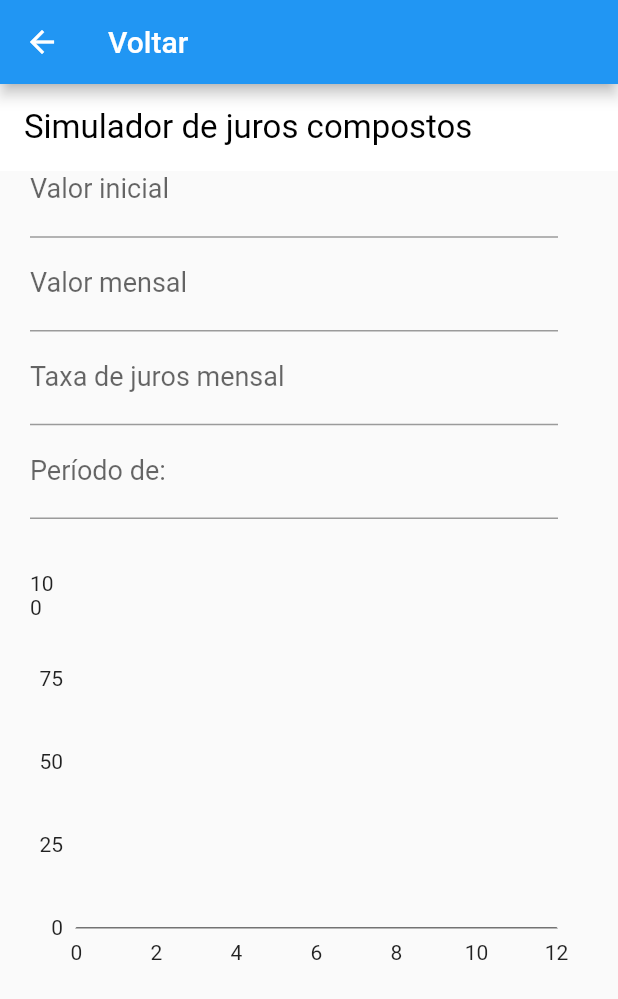
After one commit to SamuelFinatto/fin.educacao.financeira_test, a Flutter app: the JurosCompostos screen opened directly, on a phone screen of 412 x 824 dp. The commit adds this screen. Shown: the top 999 px of the screen. Run offline on Flutter 3.47's test engine with Material 2 defaults, Android fonts, the phone set to English and light mode, and no system bars; drawn by our look-alikes of fl_chart; our stand-ins replace firebase_auth, firebase_core, google_sign_in; accounts and stored records are empty.

Commit message:
Login anônimo e login com Google funcional. Simulador de juros compostos funcional e acessível pela tela inicial e pela barra lateral esquerda.

```diff
--- /dev/null
+++ b/lib/juros_compostos.dart
@@ -0,0 +1,383 @@
+import 'dart:math';
+
+import 'package:flutter/material.dart';
+import 'package:flutter/services.dart';
+import 'package:intl/intl.dart';
+import 'package:fl_chart/fl_chart.dart';
+
+class JurosCompostos extends StatefulWidget {
+  @override
+  _JurosCompostosState createState() => _JurosCompostosState();
+}
+
+class _JurosCompostosState extends State<JurosCompostos> {
+  final TextEditingController _controller1 = TextEditingController();
+  final TextEditingController _controller2 = TextEditingController();
+  final TextEditingController _controller3 = TextEditingController();
+  final TextEditingController _controller4 = TextEditingController();
+
+  final NumberFormat _currencyFormat = NumberFormat.currency(locale: 'pt_BR', symbol: 'R\$');
+
+  String formatCurrency(String value) {
+    final cleanValue = value.replaceAll(RegExp(r'[^\d]'), '');
+    return _currencyFormat.format(double.parse(cleanValue) / 100);
+  }
+
+  String formatPercentage(String value) {
+    final cleanValue = value.replaceAll(RegExp(r'[^\d]'), '');
+    final parsedValue = double.parse(cleanValue) / 100;
+    return '%${parsedValue.clamp(0, 100).toStringAsFixed(2)}';
+  }
+
+  String formatInteger(String value) {
+    final cleanValue = value.replaceAll(RegExp(r'[^\d]'), '');
+    return '${int.parse(cleanValue).clamp(0, 99)}';
+  }
+
+  double calculateCompoundInterest(double principal, double rate, int time) {
+    return principal * pow((1 + rate), time);
+  }
+
+  double calculateFinalCompoundInterest(double principal, double rate, int time, double monthlyAddition) {
+    int n = 12; // Juros compostos mensais (considerando 12 meses por ano)
+    double amount = principal;
+    if (rate != 0) {
+      rate = rate / 100; // Convertendo a taxa percentual para decimal
+      for (int i = 0; i < time*12; i++) {
+        //print('$amount');
+        amount = amount * (1 + rate/100); // Aplica juros no montante atual
+        amount += monthlyAddition; // Adiciona o valor do aporte mensal
+      }
+    } else {
+      // Calcula o montante apenas com adições mensais ao principal (sem juros)
+      amount = principal + (monthlyAddition * time*12);
+    }
+    return amount;
+  }
+
+  @override
+  Widget build(BuildContext context) {
+    double valorIntervaloGrafico = 20000;
+    double intervaloHorizontal = 1;
+    double valorMinY = 0;
+    double valorMaxY = (calculateFinalCompoundInterest(_controller1.text.isEmpty ? 0 : double.parse(_controller1.text.replaceAll('.', '').replaceAll(',', '.').replaceAll('R\$', '')),
+        _controller3.text.isEmpty ? 0 : double.parse(_controller3.text.replaceAll('.', '').replaceAll(',', '.').replaceAll('%', '')),
+        _controller4.text.isEmpty ? 0 : int.parse(_controller4.text),
+        _controller2.text.isEmpty ? 0 : double.parse(_controller2.text.replaceAll('.', '').replaceAll(',', '.').replaceAll('R\$', '')))
+        );
+    String valorPeriodo = _controller4.text.isEmpty ? '1' : _controller4.text;
+
+    if (valorMaxY == null || valorMaxY == 0.0) {
+      valorMaxY = 100.0;
+    }
+
+    if(valorMaxY <= 20000) {
+      valorIntervaloGrafico = 100;
+    }
+
+
+    intervaloHorizontal = (((valorMaxY + valorMaxY/10) ~/ valorIntervaloGrafico) * valorIntervaloGrafico);
+    if(intervaloHorizontal == null || intervaloHorizontal == 0){
+      intervaloHorizontal = 1;
+    }
+    // print('valorMaxY $valorMaxY');
+    // print('teste $intervaloHorizontal');
+    return Scaffold(
+      appBar: AppBar(
+        title: const Text('Voltar'),
+      ),
+      body: Stack(
+        children: <Widget>[
+          Positioned(
+            top: 0,
+            left: 0,
+            right: 0,
+            child: Container(
+              color: Colors.white, // Cor de fundo do texto
+              padding: const EdgeInsets.all(16.0),
+              child: const Text(
+                'Simulador de juros compostos',
+                style: TextStyle(
+                  fontSize: 22.0,
+                  color: Colors.black,
+                ),
+              ),
+            ),
+          ),
+          // Aqui pode adicionar o restante do conteúdo abaixo do texto
+          Positioned(
+            top: 20, // Altura abaixo do texto principal
+            left: 0,
+            right: 20,
+            child: Container(
+              padding: const EdgeInsets.all(20.0),
+              child: Column(
+                crossAxisAlignment: CrossAxisAlignment.stretch,
+                children: [
+                  TextFormField(
+                    controller: _controller1,
+                    keyboardType: TextInputType.number,
+                    inputFormatters: <TextInputFormatter>[
+                      FilteringTextInputFormatter.digitsOnly,
+                      LengthLimitingTextInputFormatter(12),
+                    ],
+                    decoration: const InputDecoration(
+                      labelText: 'Valor inicial',
+                    ),
+                    style: const TextStyle(fontSize: 18),
+                    onChanged: (value) {
+                      final formatted = formatCurrency(value);
+                      final newCursorPosition = formatted.length;
+                      setState(() {
+                        _controller1.value = TextEditingValue(
+                          text: formatted,
+                          selection: TextSelection.collapsed(offset: newCursorPosition < 0 ? 0 : newCursorPosition),
+                        );
+                      });
+                    },
+                  ),
+                  TextFormField(
+                    controller: _controller2,
+                    keyboardType: TextInputType.number,
+                    inputFormatters: <TextInputFormatter>[
+                      FilteringTextInputFormatter.digitsOnly,
+                      LengthLimitingTextInputFormatter(12),
+                    ],
+                    decoration: const InputDecoration(
+                      labelText: 'Valor mensal',
+                    ),
+                    style: const TextStyle(fontSize: 18),
+                    onChanged: (value) {
+                      final formatted = formatCurrency(value);
+                      final newCursorPosition = formatted.length;
+                      setState(() {
+                        _controller2.value = TextEditingValue(
+                          text: formatted,
+                          selection: TextSelection.collapsed(offset: newCursorPosition < 0 ? 0 : newCursorPosition),
+                        );
+                      });
+                    },
+                  ),
+                  TextFormField(
+                    controller: _controller3,
+                    keyboardType: TextInputType.number,
+                    inputFormatters: <TextInputFormatter>[
+                      FilteringTextInputFormatter.digitsOnly,
+                      LengthLimitingTextInputFormatter(12),
+                    ],
+                    decoration: const InputDecoration(
+                      labelText: 'Taxa de juros mensal',
+                    ),
+                    style: const TextStyle(fontSize: 18),
+                    onChanged: (value) {
+                      final formatted = formatPercentage(value);
+                      final newCursorPosition = formatted.length;
+                      setState(() {
+                        _controller3.value = TextEditingValue(
+                          text: formatted,
+                          selection: TextSelection.collapsed(offset: newCursorPosition < 0 ? 0 : newCursorPosition),
+                        );
+                      });
+                    },
+                  ),
+                  TextFormField(
+                    controller: _controller4,
+                    keyboardType: TextInputType.number,
+                    inputFormatters: <TextInputFormatter>[
+                      FilteringTextInputFormatter.digitsOnly,
+                      LengthLimitingTextInputFormatter(2),
+                    ],
+                    decoration: const InputDecoration(
+                      labelText: 'Período de:',
+                    ),
+                    style: const TextStyle(fontSize: 18),
+                    onChanged: (value) {
+                      if (value.isNotEmpty && int.parse(value) == 0) {
+                        setState(() {
+                          _controller4.text = ''; // Limpa o campo se zero for digitado
+                        });
+                      } else {
+                        final formatted = formatInteger(value);
+                        final newCursorPosition = formatted.length;
+                        setState(() {
+                          _controller4.value = TextEditingValue(
+                            text: formatted,
+                            selection: TextSelection.collapsed(offset: newCursorPosition),
+                          );
+                        });
+                      }
+                    },
+                  ),
+                  Padding(
+                    padding: const EdgeInsets.only(top: 50.0), // Altere o valor para ajustar a posição
+                    child: SizedBox(
+                      height: 250,
+                      child: LineChart(
+                        LineChartData(
+                          minX: 0,
+                          maxX: double.parse(valorPeriodo)*12,
+                          minY: 0,
+                          maxY: ((valorMaxY + valorMaxY/10) ~/ valorIntervaloGrafico) * valorIntervaloGrafico,
+                          lineBarsData: [
+                            lineChartBarData1_1,
+                            lineChartBarData1_2,
+                            lineChartBarData1_3
+                          ],
+                          borderData: FlBorderData(border: const Border(
+                            bottom: BorderSide(color: Colors.black54, width: 1),
+                            left: BorderSide(color: Colors.transparent),
+                            right: BorderSide(color: Colors.transparent),
+                            top: BorderSide(color: Colors.transparent))
+                          ),
+                          titlesData: FlTitlesData(
+                              rightTitles: const AxisTitles(sideTitles: SideTitles(showTitles: false)),
+                              topTitles: const AxisTitles(sideTitles: SideTitles(showTitles: false)),
+                              leftTitles: AxisTitles(sideTitles: SideTitles(
+                                  showTitles: true,
+                                  reservedSize: 10*(((valorMaxY / 100).ceil() * 100).toString()).length.toDouble(),
+                                  interval: 5+((valorMaxY + valorMaxY/10) ~/ valorIntervaloGrafico) * valorIntervaloGrafico/5
+                              )),
+                              bottomTitles: AxisTitles(sideTitles: SideTitles(
+                                showTitles: true,
+                                reservedSize: 27,
+                                interval: (double.parse(valorPeriodo)*12)/6
+                              )),
+                          ),
+                          gridData: FlGridData(
+                            show: true,
+                            drawVerticalLine: false,
+                            horizontalInterval: intervaloHorizontal,
+                            verticalInterval: 1,
+                            getDrawingHorizontalLine: (value) {
+                              return const FlLine(
+                                color: Colors.black26,
+                                strokeWidth: 1,
+                              );
+                            },
+                            getDrawingVerticalLine: (value) {
+                              return const FlLine(
+                                color: Colors.black54,
+                                strokeWidth: 1,
+                              );
+                            },
+                          ),
+                        ),
+                      ),
+                    ),
+                  ),
+                ],
+              ),
+            ),
+          ),
+        ],
+      ),
+    );
+  }
+
+  LineChartBarData get lineChartBarData1_1 => LineChartBarData(
+    isCurved: true,
+    color: Colors.lightBlue,
+    barWidth: 3,
+    isStrokeCapRound: true,
+    dotData: const FlDotData(show: false),
+    belowBarData: BarAreaData(show: false),
+    spots: _calculateSpotsDinheiroAcumulado(_controller3.text.isEmpty ? 0.0 : (double.parse(_controller3.text.replaceAll('%', '')))/100),
+  );
+
+  LineChartBarData get lineChartBarData1_2 => LineChartBarData(
+    isCurved: true,
+    color: Colors.orange,
+    barWidth: 3,
+    isStrokeCapRound: true,
+    dotData: const FlDotData(show: false),
+    belowBarData: BarAreaData(show: false),
+    spots: _calculateSpotsTotalJuros(_controller3.text.isEmpty ? 0.0 : (double.parse(_controller3.text.replaceAll('%', '')))/100),
+  );
+
+  LineChartBarData get lineChartBarData1_3 => LineChartBarData(
+    isCurved: true,
+    color: Colors.red,
+    barWidth: 3,
+    isStrokeCapRound: true,
+    dotData: const FlDotData(show: false),
+    belowBarData: BarAreaData(show: false),
+    spots: _calculateSpotsDinheiroInvestido(_controller3.text.isEmpty ? 0.0 : (double.parse(_controller3.text.replaceAll('%', '')))/100),
+  );
+
+  List<FlSpot> _calculateSpotsTotalJuros(double rate) {
+    final principal = 0.0;
+    final List<FlSpot> spots = [];
+    double valorInvestidoInicial = double.tryParse(_controller1.text.replaceAll('.', '').replaceAll(',', '.').replaceAll('R\$', '')) ?? 0.0;
+    double valorInvestidoMensal = double.tryParse(_controller2.text.replaceAll('.', '').replaceAll(',', '.').replaceAll('R\$', '')) ?? 0.0;
+    double interest = valorInvestidoInicial; // Inicialize o interesse como 0.0
+    double totalJuros = 0.0;
+    double tempoMeses = _controller4.text.isEmpty ? 12 : double.parse(_controller4.text) * 12;
+    double yValuePontoI = 0.0;
+    if (_controller1.text.isNotEmpty && _controller2.text.isNotEmpty  && _controller4.text.isNotEmpty) {
+      for (int i = 0; i <= tempoMeses; i++) {
+
+        for (int j = 0; j <= i; j++) {
+          List<FlSpot> spotsTotal = _calculateSpotsDinheiroAcumulado(rate);
+          FlSpot? pontoi = spotsTotal[j];
+          yValuePontoI = pontoi!.y;
+        }
+
+        totalJuros = yValuePontoI - interest;
+
+        interest += valorInvestidoMensal;
+
+        //print('interest $interest | yValuePontoI $yValuePontoI | totalJuros $totalJuros');
+
+        spots.add(FlSpot(i.toDouble(), double.parse(totalJuros.toStringAsFixed(2))));
+      }
+    }
+    return spots;
+  }
+
+  List<FlSpot> _calculateSpotsDinheiroInvestido (double rate) {
+    var principal = double.tryParse(_controller1.text.replaceAll('.', '').replaceAll(',', '.').replaceAll('R\$', '')) ?? 0.0;
+    final List<FlSpot> spots = [];
+    double lastInterest = 0.0;
+    double valorInvestidoInicial = double.tryParse(_controller1.text.replaceAll('.', '').replaceAll(',', '.').replaceAll('R\$', '')) ?? 0.0;
+    double valorInvestidoMensal = double.tryParse(_controller2.text.replaceAll('.', '').replaceAll(',', '.').replaceAll('R\$', '')) ?? 0.0;
+    double interest = valorInvestidoInicial; // Inicialize o interesse como 0.0
+    if (_controller1.text.isNotEmpty && _controller2.text.isNotEmpty  && _controller4.text.isNotEmpty) {
+      for (int i = 0; i <= (_controller4.text.isEmpty ? 12 : double.parse(_controller4.text) * 12); i++) {
+        spots.add(FlSpot(i.toDouble(), interest));
+        interest += valorInvestidoMensal;
+      }
+    }
+    return spots;
+  }
+
+  List<FlSpot> _calculateSpotsDinheiroAcumulado(double rate) {
+    final List<FlSpot> spots = [];
+    double valorInvestidoInicial = double.tryParse(_controller1.text.replaceAll('.', '').replaceAll(',', '.').replaceAll('R\$', '')) ?? 0.0;
+    double aporteMensal = double.tryParse(_controller2.text.replaceAll('.', '').replaceAll(',', '.').replaceAll('R\$', '')) ?? 0.0;
+    double montante = valorInvestidoInicial;
+    double taxaJuros = rate;
+    double tempoMeses = _controller4.text.isEmpty ? 12 : double.parse(_controller4.text) * 12;
+
+    if (_controller1.text.isNotEmpty && _controller2.text.isNotEmpty && _controller4.text.isNotEmpty) {
+      spots.add(FlSpot(0, montante)); // Adiciona o ponto inicial com valor do investimento inicial
+      //print('Mês 0: $montante');
+      spots.add(FlSpot(1, montante = montante *(1+rate)+aporteMensal)); // Adiciona o ponto inicial com valor do investimento inicial
+      //print('Mês 1: $montante');
+
+      double jurosCompostos = 0.0;
+      for (int i = 2; i <= tempoMeses; i++) {
+          jurosCompostos = montante;
+          for (int j = 1; j < i; j++) {
+            jurosCompostos *= (1 + taxaJuros);
+            if (i > 1) {
+                jurosCompostos += aporteMensal;
+            }
+          }
+        //print('Mês $i: $jurosCompostos final');
+
+        spots.add(FlSpot(i.toDouble(), double.parse(jurosCompostos.toStringAsFixed(2))));
+      }
+    }
+    return spots;
+  }
+}
--- a/pubspec.yaml
+++ b/pubspec.yaml
@@ -33,6 +33,8 @@ dependencies:
   google_sign_in: ^6.0.0
   firebase_core: ^2.0.0
   provider: ^5.0.0 # Certifique-se de usar a versão apropriada do provider
+  intl: ^0.17.0
+  fl_chart: ^0.64.0
 
   # The following adds the Cupertino Icons font to your application.
   # Use with the CupertinoIcons class for iOS style icons.
```
Also changed, not shown: lib/home_page.dart (+71 -10 lines), lib/main.dart (+25 -1 lines), pubspec.lock, 1 other file.
